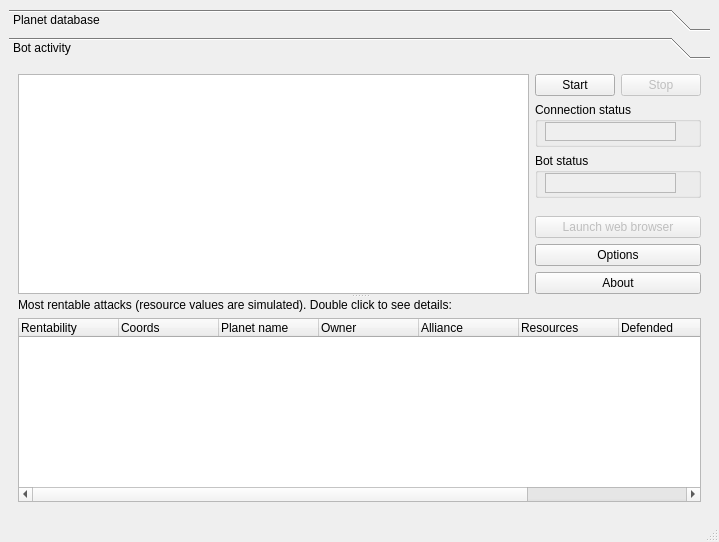
Old version of the form ogbot/src/ui/MainWindow.ui in the repository kovan/kovans-ogbot.
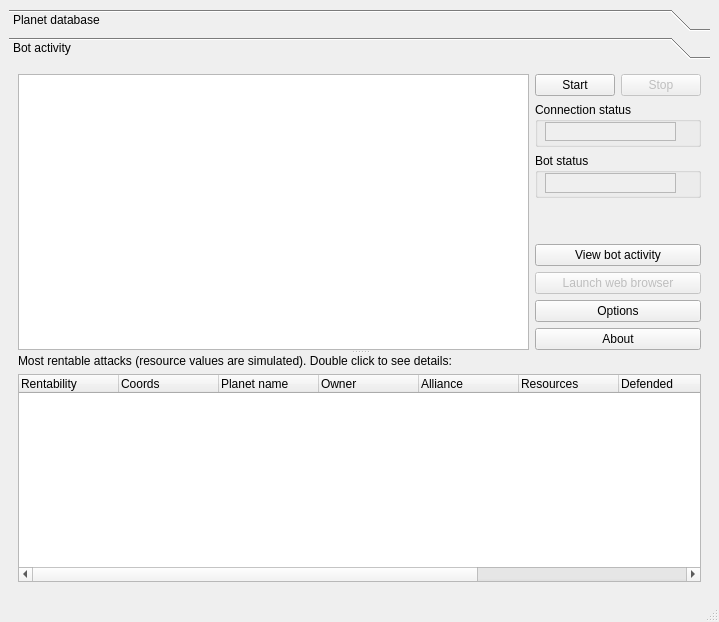
New version of the form. Icons and pictures are not drawn.

What changed in the file:
```diff
--- a/ogbot/src/ui/MainWindow.ui
+++ b/ogbot/src/ui/MainWindow.ui
@@ -7,7 +7,7 @@
     <x>0</x>
     <y>0</y>
     <width>719</width>
-    <height>542</height>
+    <height>622</height>
    </rect>
   </property>
   <property name="windowTitle" >
@@ -379,7 +379,7 @@
          <x>0</x>
          <y>0</y>
          <width>701</width>
-         <height>443</height>
+         <height>523</height>
         </rect>
        </property>
        <attribute name="label" >
@@ -564,6 +564,13 @@
                 </property>
                </spacer>
               </item>
+              <item>
+               <widget class="QPushButton" name="viewActivityButton" >
+                <property name="text" >
+                 <string>View bot activity</string>
+                </property>
+               </widget>
+              </item>
               <item>
                <widget class="QPushButton" name="launchBrowserButton" >
                 <property name="enabled" >
@@ -657,6 +664,11 @@
                 <string>Source planet</string>
                </property>
               </column>
+              <column>
+               <property name="text" >
+                <string>Last spied</string>
+               </property>
+              </column>
              </widget>
             </item>
            </layout>
```
